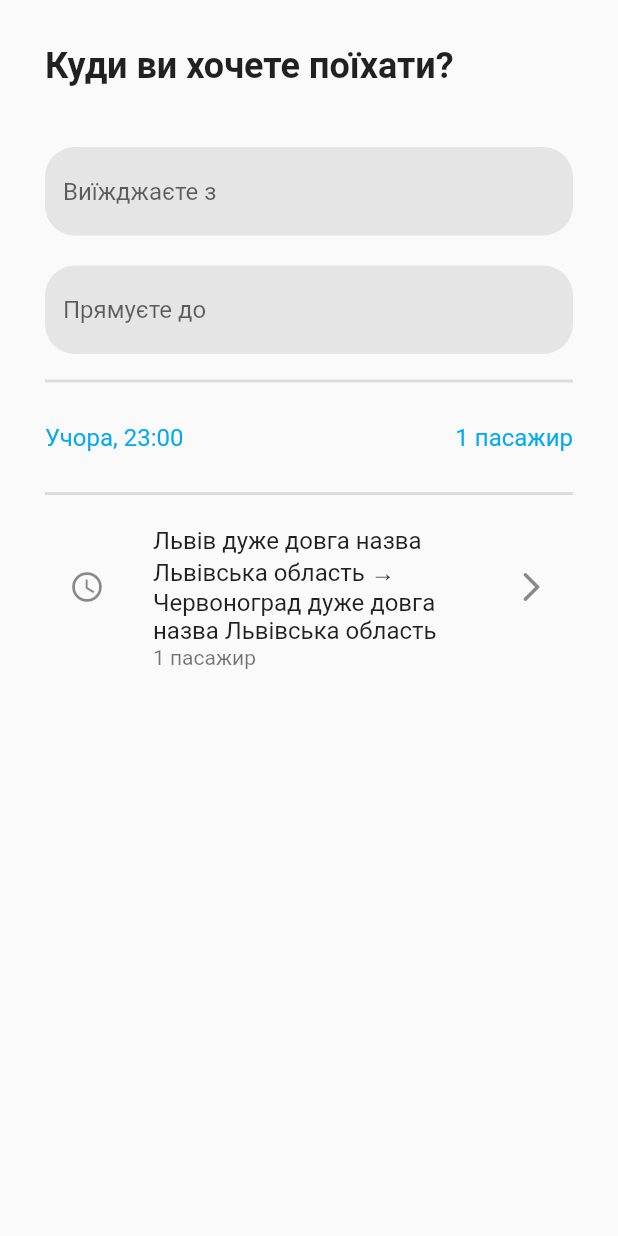
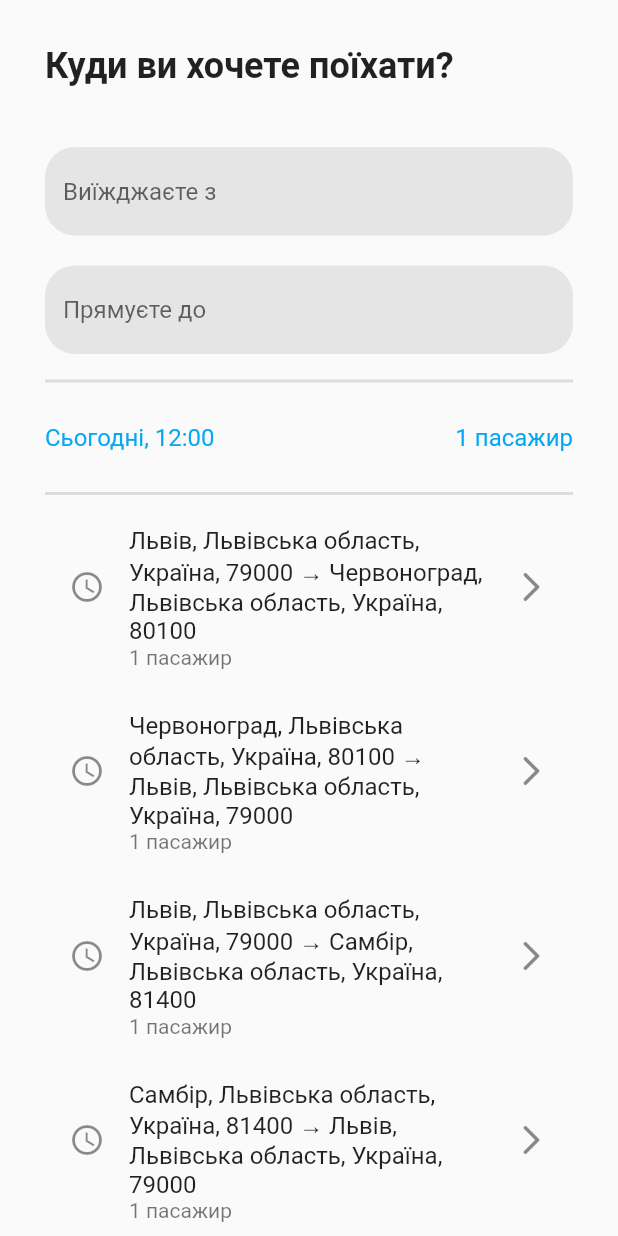
Before and after one commit to Ravenen/flutter_layout, a Flutter app: the screen it shows after launch, on a phone screen of 412 x 824 dp. Run offline on Flutter 3.47's test engine with Material 2 defaults, Android fonts, the phone set to English and light mode, and no system bars.

Commit message:
Fixed leading icon width, changed dummy text

```diff
--- a/lib/main.dart
+++ b/lib/main.dart
@@ -46,6 +46,7 @@ class MyApp extends StatelessWidget {
       child: ListTile(
         title: Text(from + " → " + to),
         subtitle: Text(passengersNumber.toString() + ' пасажир'),
+        minLeadingWidth: 0,
         leading: _buildVerticallyCenteredIcon(Icons.watch_later_outlined),
         trailing: _buildVerticallyCenteredIcon(Icons.arrow_forward_ios_rounded),
       ),
@@ -86,7 +87,7 @@ class MyApp extends StatelessWidget {
       child: Row(
         mainAxisAlignment: MainAxisAlignment.spaceBetween,
         children: [
-          _buildPickerText('Учора, 23:00'),
+          _buildPickerText('Сьогодні, 12:00'),
           _buildPickerText('1 пасажир'),
         ],
       ),
@@ -94,8 +95,14 @@ class MyApp extends StatelessWidget {
 
     Widget rideHistorySector = Column(
       children: [
-        _buildRideHistoryListTile('Львів дуже довга назва Львівська область',
-            'Червоноград дуже довга назва Львівська область', 1),
+        _buildRideHistoryListTile('Львів, Львівська область, Україна, 79000',
+            'Червоноград, Львівська область, Україна, 80100', 1),
+        _buildRideHistoryListTile('Червоноград, Львівська область, Україна, 80100',
+            'Львів, Львівська область, Україна, 79000', 1),
+        _buildRideHistoryListTile('Львів, Львівська область, Україна, 79000',
+            'Самбір, Львівська область, Україна, 81400', 1),
+        _buildRideHistoryListTile('Самбір, Львівська область, Україна, 81400',
+            'Львів, Львівська область, Україна, 79000', 1),
       ],
     );
     SystemChrome.setSystemUIOverlayStyle(const SystemUiOverlayStyle(
@@ -107,6 +114,7 @@ class MyApp extends StatelessWidget {
       title: 'BlaBlaCar Layout',
       debugShowCheckedModeBanner: false,
       theme: ThemeData(
+        primaryColor: Colors.lightBlue,
         primarySwatch: CustomColors.onlyWhite,
       ),
       home: Scaffold(
```
